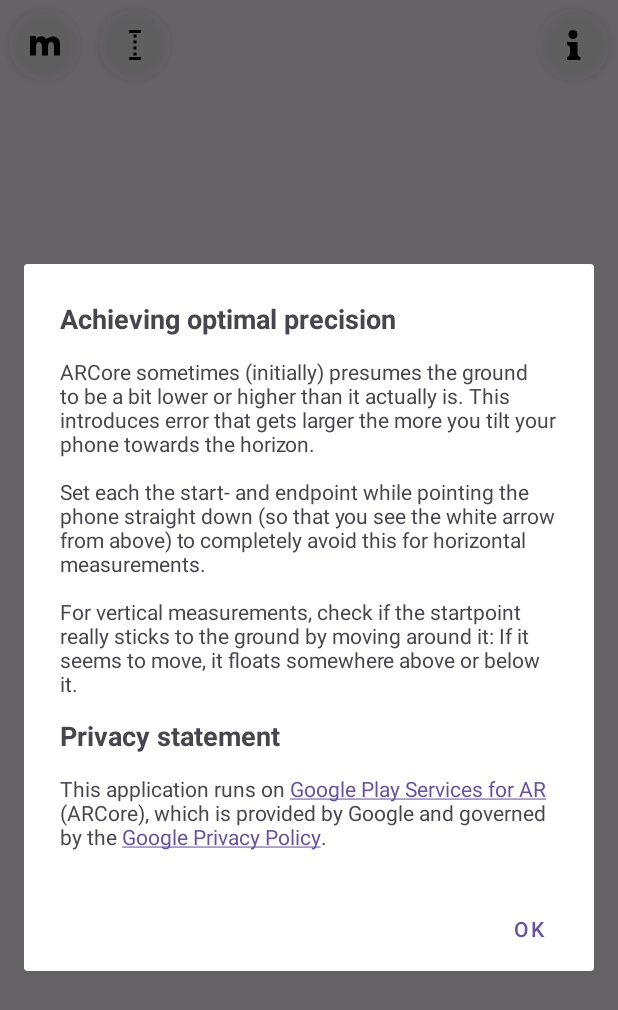
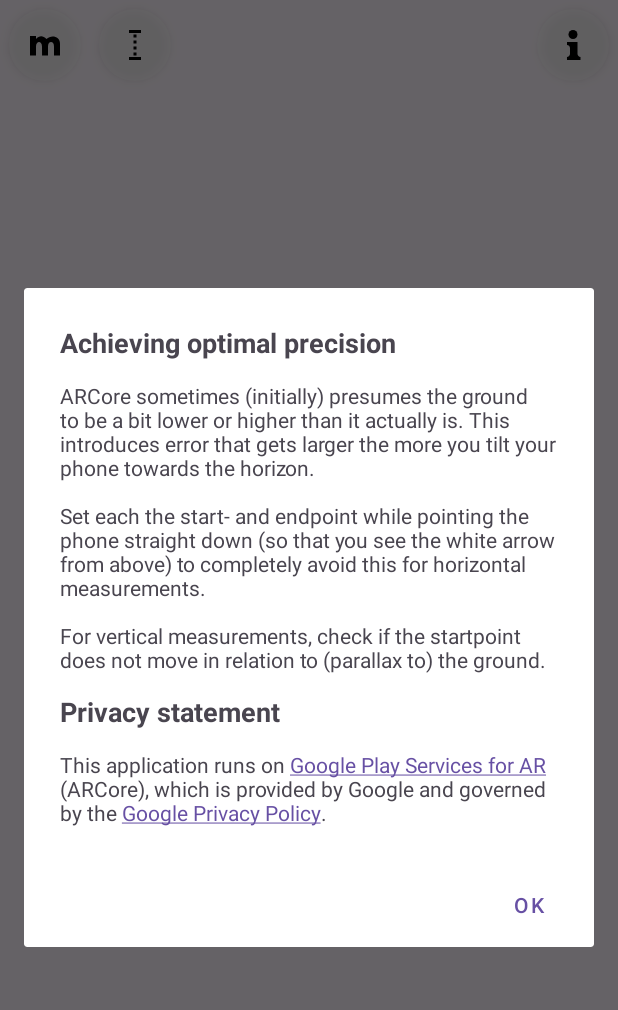
Before and after one commit to streetcomplete/StreetMeasure, an Android app: the MeasureActivity screen opened directly, with no data from a screen before it, after a tap on an icon or button, on a phone screen of 412 x 824 dp. Shown: the top 1010 px of the screen. Run offline under Robolectric (Android 15) with nearby library versions, the phone set to English and light mode, and no system bars; libraries missing offline, so code that uses them is left out: com.google.ar.core, com.google.ar.sceneform; 14 statements that could not run were skipped; 2 other taps on this screen came first.

Commit message:
shorter wording

```diff
--- a/app/src/main/res/values/strings.xml
+++ b/app/src/main/res/values/strings.xml
@@ -16,5 +16,6 @@
     <string name="measure_info_title">"Achieving optimal precision"</string>
     <string name="measure_info_html_description">"&lt;p&gt;ARCore sometimes (initially) presumes the ground to be a bit lower or higher than it actually is. This introduces error that gets larger the more you tilt your phone towards the horizon.&lt;/p&gt;
 &lt;p&gt;Set each the start- and endpoint while pointing the phone straight down (so that you see the white arrow from above) to completely avoid this for horizontal measurements.&lt;/p&gt;
-&lt;p&gt;For vertical measurements, check if the startpoint really sticks to the ground by moving around it: If it seems to move, it floats somewhere above or below it.&lt;/p&gt;"</string>    <string name="privacy_html_arcore">This application runs on &lt;a href="https://play.google.com/store/apps/details?id=com.google.ar.core"&gt;Google Play Services for AR&lt;/a&gt; (ARCore), which is provided by Google and governed by the &lt;a href="https://policies.google.com/privacy"&gt;Google Privacy Policy&lt;/a&gt;.</string>
+&lt;p&gt;For vertical measurements, check if the startpoint does not move in relation to (parallax to) the ground.&lt;/p&gt;"</string>
+    <string name="privacy_html_arcore">This application runs on &lt;a href="https://play.google.com/store/apps/details?id=com.google.ar.core"&gt;Google Play Services for AR&lt;/a&gt; (ARCore), which is provided by Google and governed by the &lt;a href="https://policies.google.com/privacy"&gt;Google Privacy Policy&lt;/a&gt;.</string>
 </resources>
```
